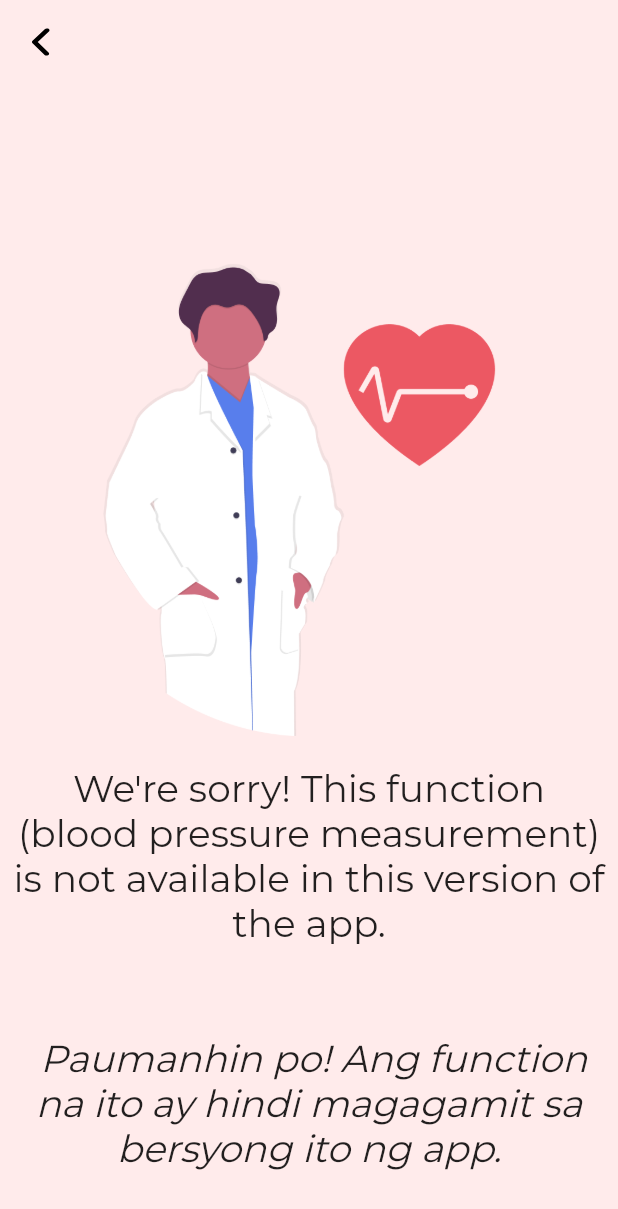
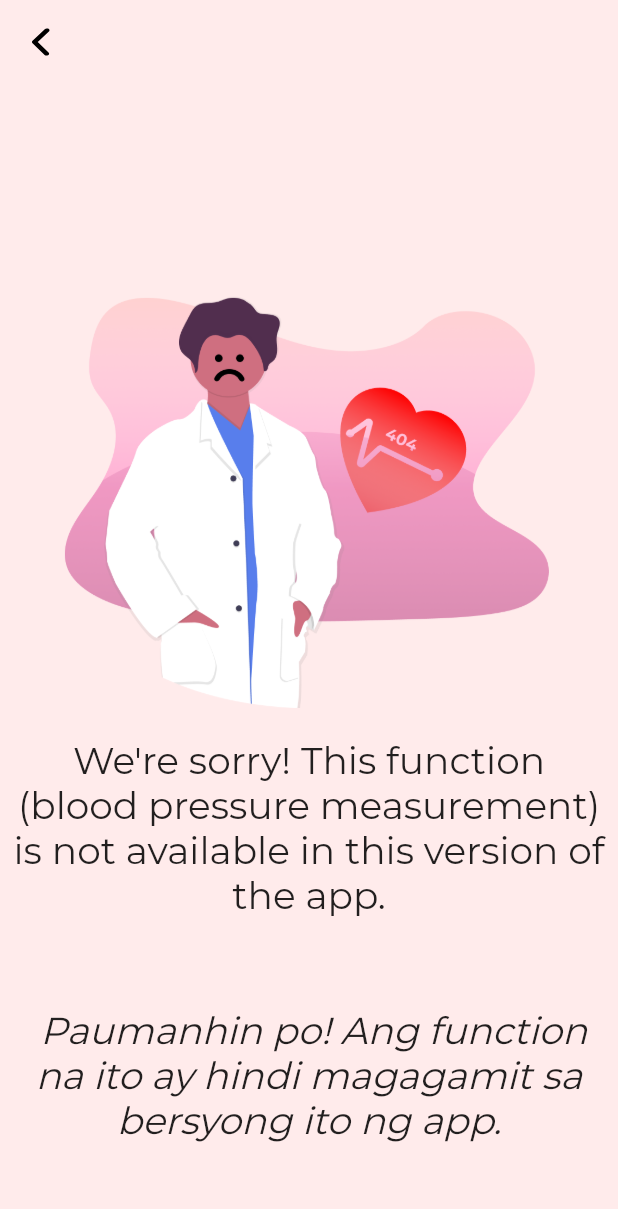
Before and after one commit to normalsteve28/flutter_research_app, a Flutter app: the MonitorPageTwo screen opened directly, on a phone screen of 412 x 824 dp. Shown: the top 1209 px of the screen. Run offline on Flutter 3.47's test engine with Material 2 defaults, Android fonts, the phone set to English and light mode, and no system bars; our stand-ins replace fl_chart, flutter_svg, rxdart, shared_preferences; accounts and stored records are empty.

Commit message:
Monitor two icon updated

```diff
--- a/lib/UI/Login/assets.dart
+++ b/lib/UI/Login/assets.dart
@@ -11,5 +11,6 @@ const heartGo = 'assets/icons/heartgo.svg';
 const bpDrawing = 'assets/icons/bp_man_drawing.svg';
 const doctorHeart = 'assets/icons/doctor_heart.svg';
 const doctorHeartPng = 'assets/icons/doctor_heart.png';
+const sadDoctorHeart = 'assets/icons/sad_doctor_heart.png';
 
 // these are the icon filepath put inside variables
--- a/lib/UI/Login/tabs/monitortwo.dart
+++ b/lib/UI/Login/tabs/monitortwo.dart
@@ -27,7 +27,7 @@ class MonitorPageTwo extends StatelessWidget {
                 children: [
                   Padding(
                     padding: const EdgeInsets.all(20.0),
-                    child: Image.asset(doctorHeartPng),
+                    child: Image.asset(sadDoctorHeart),
                   ),
                   Text(
                     "We're sorry! This function (blood pressure measurement) is not available in this version of the app.",
--- a/pubspec.yaml
+++ b/pubspec.yaml
@@ -77,6 +77,7 @@ flutter:
     - assets/articleimages/heartrate.png
     - assets/articleimages/hearthealthy.png
     - assets/icons/doctor_heart.png
+    - assets/icons/sad_doctor_heart.png
     - assets/articleimages/hypertension.svg
     - assets/articleimages/bloodpressure.svg
     - assets/articleimages/hypertension_flip.svg
```
Also changed, not shown: assets/icons/sad_doctor_heart.png (added).
